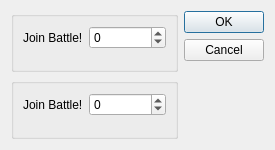
Above: lib/join_battle_gui.ui from ErikSeguinte/ex-3e-tracker-Python before the change. Below: the same form after it.
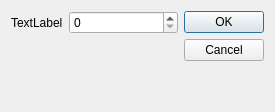
That is the form after the change.

Commit message: updating Join Battle UI

```diff
--- a/lib/join_battle_gui.ui
+++ b/lib/join_battle_gui.ui
@@ -7,7 +7,7 @@
     <x>0</x>
     <y>0</y>
     <width>275</width>
-    <height>150</height>
+    <height>112</height>
    </rect>
   </property>
   <property name="windowTitle">
@@ -15,52 +15,16 @@
   </property>
   <layout class="QHBoxLayout" name="horizontalLayout">
    <item>
-    <layout class="QVBoxLayout" name="verticalLayout">
-     <item>
-      <widget class="QGroupBox" name="groupBox1">
-       <property name="title">
-        <string/>
+    <layout class="QFormLayout" name="formLayout">
+     <item row="0" column="0">
+      <widget class="QLabel" name="label">
+       <property name="text">
+        <string>TextLabel</string>
        </property>
-       <layout class="QFormLayout" name="formLayout">
-        <item row="0" column="0">
-         <widget class="QLabel" name="label">
-          <property name="text">
-           <string>Join Battle!</string>
-          </property>
-         </widget>
-        </item>
-        <item row="0" column="1">
-         <widget class="QSpinBox" name="spinBox1">
-          <property name="minimum">
-           <number>-99</number>
-          </property>
-         </widget>
-        </item>
-       </layout>
       </widget>
      </item>
-     <item>
-      <widget class="QGroupBox" name="groupBox2">
-       <property name="title">
-        <string/>
-       </property>
-       <layout class="QFormLayout" name="formLayout_3">
-        <item row="0" column="0">
-         <widget class="QLabel" name="label_3">
-          <property name="text">
-           <string>Join Battle!</string>
-          </property>
-         </widget>
-        </item>
-        <item row="0" column="1">
-         <widget class="QSpinBox" name="spinBox2">
-          <property name="minimum">
-           <number>-99</number>
-          </property>
-         </widget>
-        </item>
-       </layout>
-      </widget>
+     <item row="0" column="1">
+      <widget class="QSpinBox" name="spinBox"/>
      </item>
     </layout>
    </item>
```
The commit also changes 2 other files.
